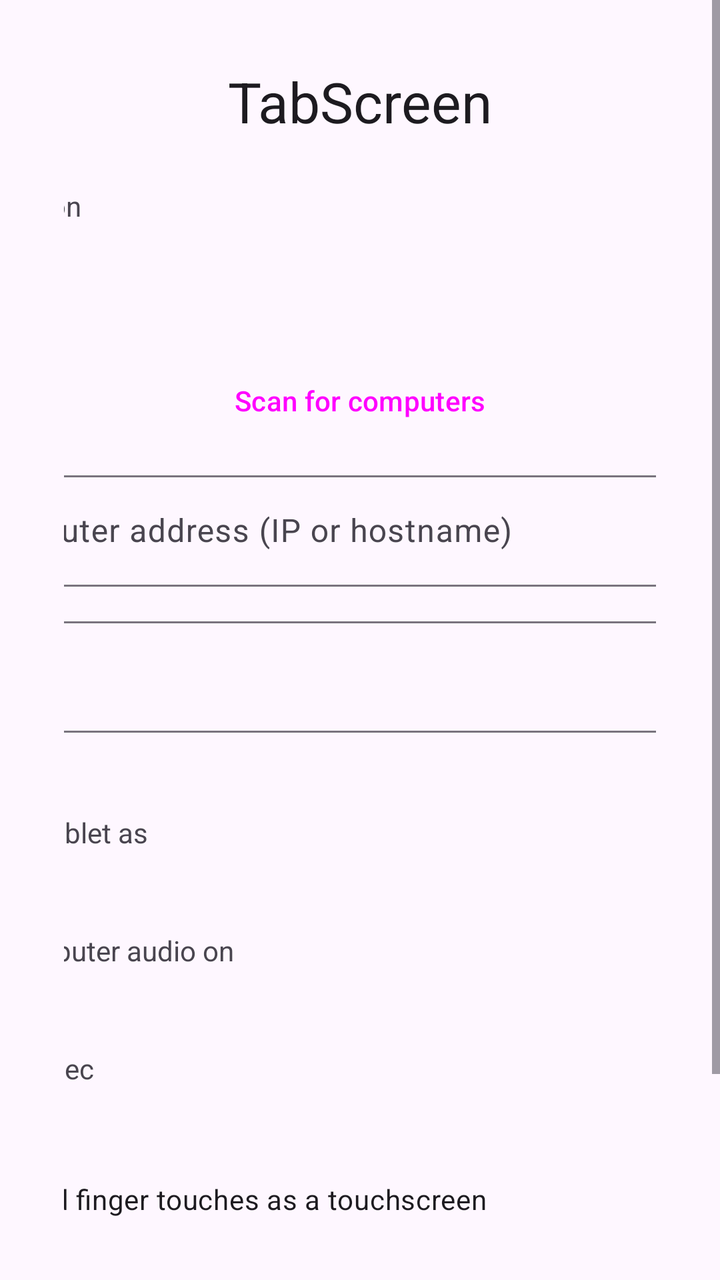
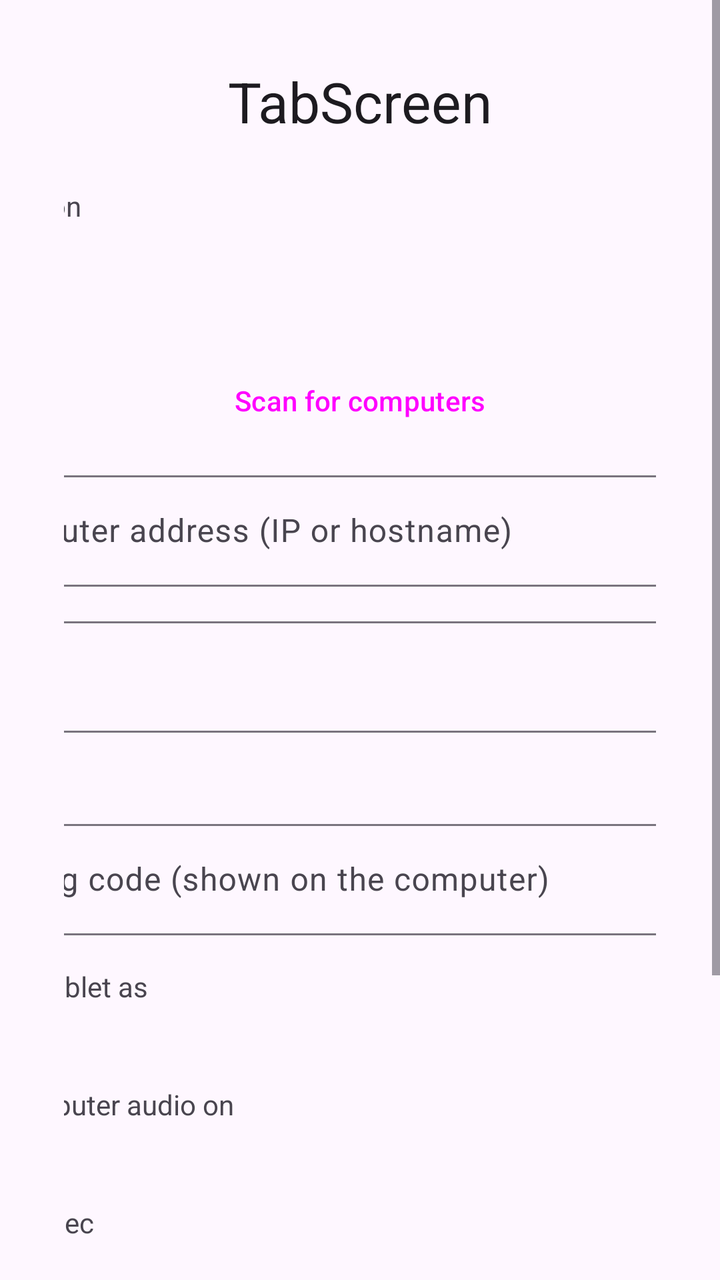

Screens rendered from an Android XML layout before and after an edit, with the pre-edit source and the edit as a unified diff.
<!-- AndroidManifest.xml: application theme Theme.TabScreen -->
<!-- res/layout/activity_main.xml -->
<?xml version="1.0" encoding="utf-8"?>
<ScrollView xmlns:android="http://schemas.android.com/apk/res/android"
    android:layout_width="match_parent"
    android:layout_height="match_parent">

    <LinearLayout
        android:layout_width="match_parent"
        android:layout_height="wrap_content"
        android:orientation="vertical"
        android:gravity="center_horizontal"
        android:padding="32dp">

        <TextView
            android:layout_width="wrap_content"
            android:layout_height="wrap_content"
            android:text="@string/app_name"
            android:textAppearance="?attr/textAppearanceHeadlineMedium"
            android:layout_marginBottom="24dp" />

        <TextView
            android:layout_width="420dp"
            android:layout_height="wrap_content"
            android:text="@string/conn_label" />

        <Spinner
            android:id="@+id/connMode"
            android:layout_width="420dp"
            android:layout_height="wrap_content" />

        
        <LinearLayout
            android:id="@+id/discoverBox"
            android:layout_width="420dp"
            android:layout_height="wrap_content"
            android:orientation="vertical"
            android:layout_marginTop="8dp">

            <Spinner
                android:id="@+id/discovered"
                android:layout_width="match_parent"
                android:layout_height="wrap_content" />

            <Button
                android:id="@+id/scan"
                style="?attr/materialButtonOutlinedStyle"
                android:layout_width="match_parent"
                android:layout_height="wrap_content"
                android:layout_marginTop="8dp"
                android:text="@string/scan" />
        </LinearLayout>

        
        <LinearLayout
            android:id="@+id/manualBox"
            android:layout_width="420dp"
            android:layout_height="wrap_content"
            android:orientation="vertical"
            android:layout_marginTop="8dp">

            <com.google.android.material.textfield.TextInputLayout
                android:layout_width="match_parent"
                android:layout_height="wrap_content"
                android:hint="@string/host_hint">
                <com.google.android.material.textfield.TextInputEditText
                    android:id="@+id/host"
                    android:layout_width="match_parent"
                    android:layout_height="wrap_content"
                    android:inputType="textUri"
                    android:imeOptions="actionNext" />
            </com.google.android.material.textfield.TextInputLayout>

            <com.google.android.material.textfield.TextInputLayout
                android:layout_width="match_parent"
                android:layout_height="wrap_content"
                android:layout_marginTop="12dp"
                android:hint="@string/port_hint">
                <com.google.android.material.textfield.TextInputEditText
                    android:id="@+id/port"
                    android:layout_width="match_parent"
                    android:layout_height="wrap_content"
                    android:inputType="number"
                    android:imeOptions="actionDone" />
            </com.google.android.material.textfield.TextInputLayout>
        </LinearLayout>

        <TextView
            android:id="@+id/connHint"
            android:layout_width="420dp"
            android:layout_height="wrap_content"
            android:layout_marginTop="8dp"
            android:textAppearance="?attr/textAppearanceBodySmall" />

        <TextView
            android:layout_width="420dp"
            android:layout_height="wrap_content"
            android:layout_marginTop="16dp"
            android:text="@string/mode_label" />

        <Spinner
            android:id="@+id/mode"
            android:layout_width="420dp"
            android:layout_height="wrap_content" />

        <TextView
            android:layout_width="420dp"
            android:layout_height="wrap_content"
            android:layout_marginTop="16dp"
            android:text="@string/audio_label" />

        <Spinner
            android:id="@+id/audio"
            android:layout_width="420dp"
            android:layout_height="wrap_content" />

        <TextView
            android:layout_width="420dp"
            android:layout_height="wrap_content"
            android:layout_marginTop="16dp"
            android:text="@string/codec_label" />

        <Spinner
            android:id="@+id/codec"
            android:layout_width="420dp"
            android:layout_height="wrap_content" />

        <CheckBox
            android:id="@+id/sendTouch"
            android:layout_width="420dp"
            android:layout_height="wrap_content"
            android:layout_marginTop="8dp"
            android:checked="true"
            android:text="@string/send_touch" />

        <Button
            android:id="@+id/connect"
            android:layout_width="420dp"
            android:layout_height="wrap_content"
            android:layout_marginTop="24dp"
            android:text="@string/connect" />

        <TextView
            android:id="@+id/status"
            android:layout_width="420dp"
            android:layout_height="wrap_content"
            android:layout_marginTop="16dp"
            android:textColor="?attr/colorError" />
    </LinearLayout>
</ScrollView>
<!-- resources referenced by this layout -->
<resources>
  <string name="app_name">TabScreen</string>
  <string name="audio_label">Play computer audio on</string>
  <string name="codec_label">Video codec</string>
  <string name="conn_label">Connection</string>
  <string name="connect">Connect</string>
  <string name="host_hint">Computer address (IP or hostname)</string>
  <string name="mode_label">Use the tablet as</string>
  <string name="port_hint">Port</string>
  <string name="scan">Scan for computers</string>
  <string name="send_touch">Send finger touches as a touchscreen</string>
  <style name="Theme.TabScreen" parent="Theme.Material3.DayNight.NoActionBar" />
</resources>

<!-- the commit's change to res/layout/activity_main.xml (unified diff, before → after) -->
@@ -90,6 +90,19 @@
             android:layout_marginTop="8dp"
             android:textAppearance="?attr/textAppearanceBodySmall" />
 
+        <com.google.android.material.textfield.TextInputLayout
+            android:layout_width="420dp"
+            android:layout_height="wrap_content"
+            android:layout_marginTop="16dp"
+            android:hint="@string/pair_hint">
+            <com.google.android.material.textfield.TextInputEditText
+                android:id="@+id/pair"
+                android:layout_width="match_parent"
+                android:layout_height="wrap_content"
+                android:inputType="textCapCharacters"
+                android:imeOptions="actionDone" />
+        </com.google.android.material.textfield.TextInputLayout>
+
         <TextView
             android:layout_width="420dp"
             android:layout_height="wrap_content"
<!-- resource entries referenced after the edit -->
@@ -7,6 +7,7 @@
   <string name="connect">Connect</string>
   <string name="host_hint">Computer address (IP or hostname)</string>
   <string name="mode_label">Use the tablet as</string>
+  <string name="pair_hint">Pairing code (shown on the computer)</string>
   <string name="port_hint">Port</string>
   <string name="scan">Scan for computers</string>
   <string name="send_touch">Send finger touches as a touchscreen</string>
